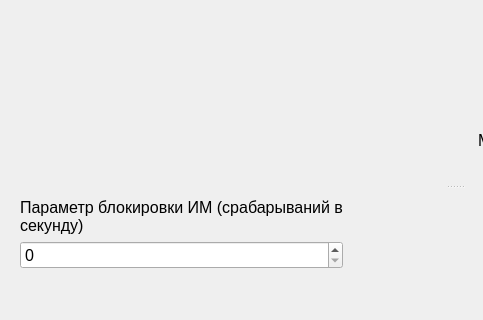
Before: the Qt Designer form sprsettingsimswidget.ui in longway34/SeparatorQt, drawn with Qt 5; both pictures show x 0 to 483 and y 194 to 514 of the 910 by 514 pixel window.
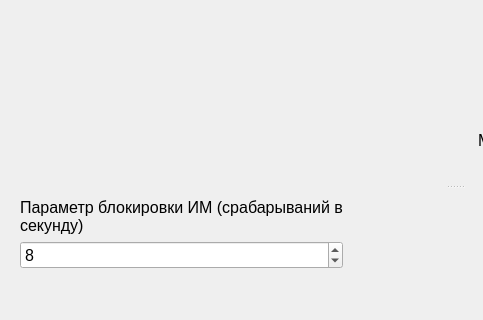
After: the same form once the commit is applied. Custom widgets are drawn as their Qt base class.

```diff
--- a/sprsettingsimswidget.ui
+++ b/sprsettingsimswidget.ui
@@ -275,8 +275,14 @@
           </item>
           <item>
            <widget class="QSpinBox" name="leBlockParam">
+            <property name="minimum">
+             <number>1</number>
+            </property>
             <property name="maximum">
-             <number>25</number>
+             <number>10</number>
+            </property>
+            <property name="value">
+             <number>8</number>
             </property>
            </widget>
           </item>
```
